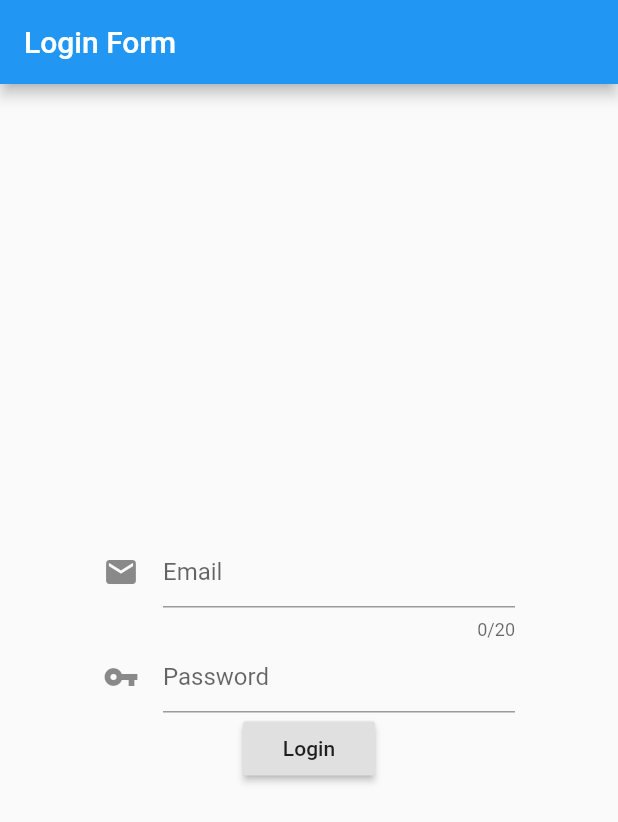
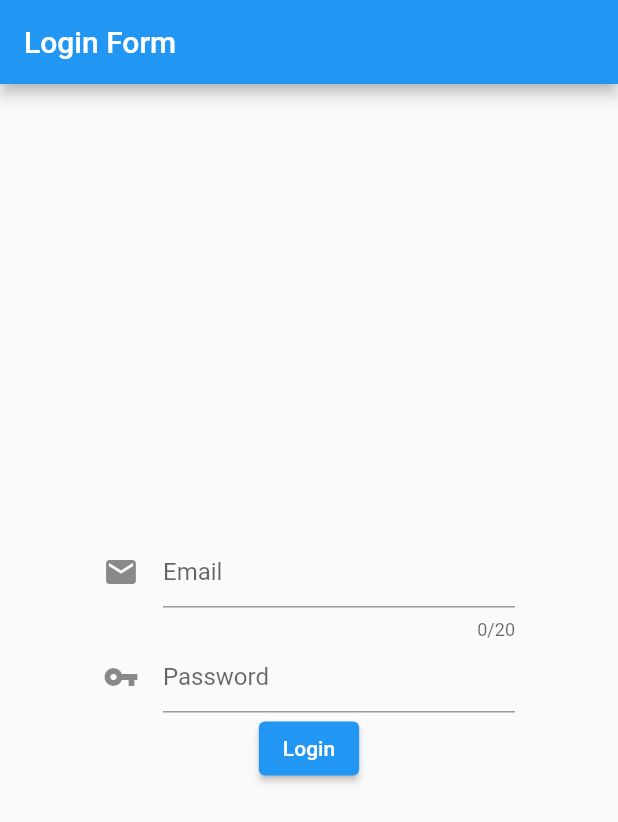
Before and after one commit to muchlist/flutter_login_form, a Flutter app: the screen it shows after launch, on a phone screen of 412 x 824 dp. Shown: the top 822 px of the screen. Run offline on Flutter 3.47's test engine with Material 2 defaults, Android fonts, the phone set to English and light mode, and no system bars.

Commit message:
elevated button

```diff
--- a/lib/login_widget.dart
+++ b/lib/login_widget.dart
@@ -66,7 +66,7 @@ class _LoginFormState extends State<LoginForm> {
               },
               controller: passwordController,
             ),
-            RaisedButton(child: Text("Login"), onPressed: _login),
+            ElevatedButton(child: Text("Login"), onPressed: _login),
           ],
         ));
   }
```
